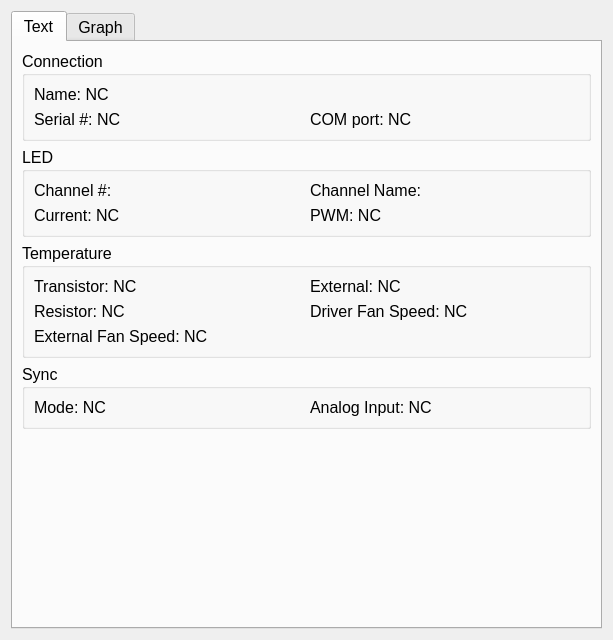
Before: the Qt Designer form Software/Status_GUI.ui in Llamero/Four_Channel_MHz_LED_Driver, drawn with Qt 5.
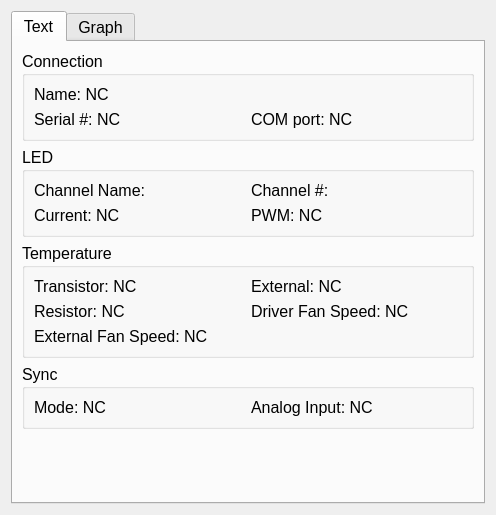
After: the same form once the commit is applied. Custom widgets are drawn as their Qt base class.

What changed in the file:
```diff
--- a/Software/Status_GUI.ui
+++ b/Software/Status_GUI.ui
@@ -6,8 +6,8 @@
    <rect>
     <x>0</x>
     <y>0</y>
-    <width>613</width>
-    <height>640</height>
+    <width>496</width>
+    <height>481</height>
    </rect>
   </property>
   <property name="font">
@@ -42,20 +42,6 @@
           <string>LED</string>
          </property>
          <layout class="QGridLayout" name="gridLayout_10">
-          <item row="0" column="1">
-           <widget class="QLabel" name="label_15">
-            <property name="font">
-             <font>
-              <weight>50</weight>
-              <bold>false</bold>
-              <underline>false</underline>
-             </font>
-            </property>
-            <property name="text">
-             <string>Channel #:</string>
-            </property>
-           </widget>
-          </item>
           <item row="1" column="2">
            <widget class="QLabel" name="label_10">
             <property name="font">
@@ -70,20 +56,6 @@
             </property>
            </widget>
           </item>
-          <item row="0" column="2">
-           <widget class="QLabel" name="label_16">
-            <property name="font">
-             <font>
-              <weight>50</weight>
-              <bold>false</bold>
-              <underline>false</underline>
-             </font>
-            </property>
-            <property name="text">
-             <string>Channel Name:</string>
-            </property>
-           </widget>
-          </item>
           <item row="1" column="1">
            <widget class="QLabel" name="label_9">
             <property name="font">
@@ -98,6 +70,34 @@
             </property>
            </widget>
           </item>
+          <item row="0" column="2">
+           <widget class="QLabel" name="label_15">
+            <property name="font">
+             <font>
+              <weight>50</weight>
+              <bold>false</bold>
+              <underline>false</underline>
+             </font>
+            </property>
+            <property name="text">
+             <string>Channel #:</string>
+            </property>
+           </widget>
+          </item>
+          <item row="0" column="1">
+           <widget class="QLabel" name="label_16">
+            <property name="font">
+             <font>
+              <weight>50</weight>
+              <bold>false</bold>
+              <underline>false</underline>
+             </font>
+            </property>
+            <property name="text">
+             <string>Channel Name:</string>
+            </property>
+           </widget>
+          </item>
          </layout>
         </widget>
        </item>
```
